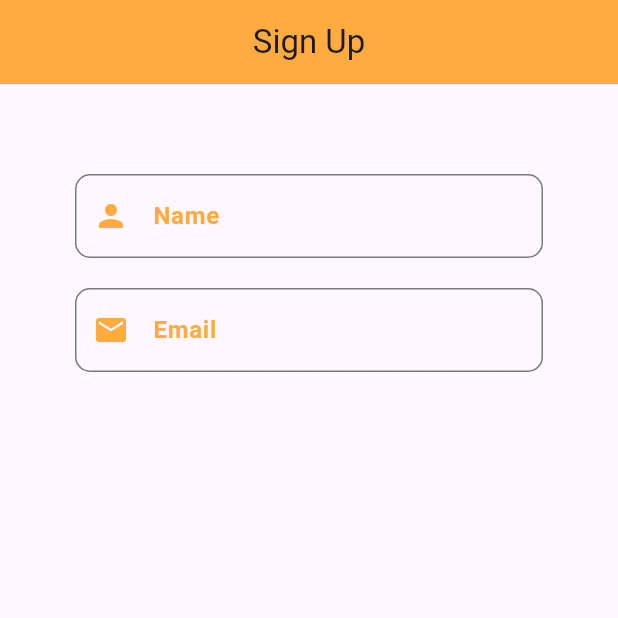
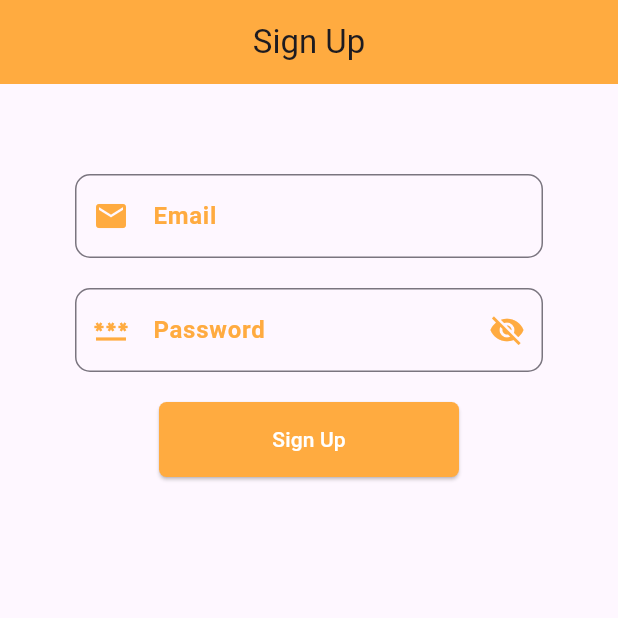
Before and after one commit to SRAABIA/rest_api, a Flutter app: the screen it shows after launch, on a phone screen of 412 x 824 dp, the top half of it. Run offline on Flutter 3.47's test engine with Material 3 defaults, Android fonts, the phone set to English and light mode, and no system bars.

Commit message:
signup POST API Updated

```diff
--- a/lib/signup.dart
+++ b/lib/signup.dart
@@ -1,4 +1,7 @@
+import 'dart:convert';
+
 import 'package:flutter/material.dart';
+import 'package:http/http.dart' as http;
 
 class SignUp extends StatefulWidget {
   const SignUp({super.key});
@@ -8,6 +11,36 @@ class SignUp extends StatefulWidget {
 }
 
 class _SignUpState extends State<SignUp> {
+  TextEditingController emailController = TextEditingController();
+  TextEditingController passwordController = TextEditingController();
+  void login(String email, String password) async{
+    try{
+      http.Response response = await http.post(
+        Uri.parse("https://reqres.in/api/register"),
+          headers: {
+            "x-api-key": "reqres-free-v1"
+          },
+        body: { //he API expects x-www-form-urlencoded, then just keep body: {...}
+          "email": email,
+          "password": password,
+        },
+      );
+      if(response.statusCode == 200){
+        var data = jsonDecode(response.body.toString());
+        print(data);
+        print("Successfully signed in!");
+      }
+      else{
+        throw Exception("Incorrect email or password");
+      }
+    }
+    catch(e){
+      print(e.toString());
+
+    }
+  }
+
+
   @override
   Widget build(BuildContext context) {
     return Scaffold(
@@ -30,36 +63,10 @@ class _SignUpState extends State<SignUp> {
                 Padding(
                   padding:  EdgeInsets.symmetric(horizontal: 50),
                   child: TextFormField(
-                    decoration: InputDecoration(
-                      labelText: 'Name',
-                      labelStyle: TextStyle(
-                        color: Colors.orangeAccent,
-                        fontWeight: FontWeight.bold,
-
-                      ),
-                      border: OutlineInputBorder(
-                        borderRadius: BorderRadius.circular(10),
-                      ),
-                      focusedBorder: OutlineInputBorder(
-                        borderRadius: BorderRadius.circular(10),
-                        borderSide: BorderSide(color: Colors.orangeAccent),
-                      ),
-                      prefixIcon: Icon(
-                        Icons.person,
-                        color: Colors.orangeAccent,
-                      ),
-                    ),
-                  ),
-                ),
-                SizedBox(
-                  height: 20,
-
-                ),
-                Padding(
-                  padding:  EdgeInsets.symmetric(horizontal: 50),
-                  child: TextFormField(
+                    controller: emailController,
                     decoration: InputDecoration(
                       labelText: 'Email',
+
                       labelStyle: TextStyle(
                         color: Colors.orangeAccent,
                         fontWeight: FontWeight.bold,
@@ -78,6 +85,26 @@ class _SignUpState extends State<SignUp> {
                       ),
                     ),
                   ),
+                ),
+                SizedBox(
+                  height: 20,
+
+                ),
+                Password(passwordController: passwordController),
+                SizedBox(height: 20,),
+                ElevatedButton(
+                  onPressed: () {
+                    login(emailController.text.toString(), passwordController.text.toString());
+                  },
+                  child: Text("Sign Up",style: TextStyle(color: Colors.white),),
+                  style: ElevatedButton.styleFrom(
+                    backgroundColor: Colors.orangeAccent,
+                    fixedSize: Size(200, 50),
+
+                    shape: RoundedRectangleBorder(
+                      borderRadius: BorderRadius.circular(5),
+                    ),
+                  )
                 )
               ],
             ),
@@ -86,3 +113,59 @@ class _SignUpState extends State<SignUp> {
     );
   }
 }
+
+class Password extends StatefulWidget {
+  TextEditingController passwordController = TextEditingController();
+
+  Password({super.key, required this.passwordController});
+
+  @override
+  State<Password> createState() => _PasswordState();
+}
+
+class _PasswordState extends State<Password> {
+  bool _obscureText = true;
+  @override
+  Widget build(BuildContext context) {
+    return Padding(
+      padding:  EdgeInsets.symmetric(horizontal: 50),
+      child: TextFormField(
+        controller: widget.passwordController,
+        obscureText: _obscureText,
+        decoration: InputDecoration(
+          labelText: 'Password',
+          labelStyle: TextStyle(
+            color: Colors.orangeAccent,
+            fontWeight: FontWeight.bold,
+
+          ),
+          border: OutlineInputBorder(
+            borderRadius: BorderRadius.circular(10),
+          ),
+          focusedBorder: OutlineInputBorder(
+            borderRadius: BorderRadius.circular(10),
+            borderSide: BorderSide(color: Colors.orangeAccent),
+          ),
+          prefixIcon: Icon(
+            Icons.password,
+            color: Colors.orangeAccent,
+          ),
+          suffixIcon: IconButton(
+              icon: Icon(
+
+                _obscureText ? Icons.visibility_off : Icons.visibility,
+                color: Colors.orangeAccent,
+              ),
+            onPressed: () {
+                // print("Password visibility changed to ${_obscureText ? "Visible" : "Hidden"}");
+              setState(() {
+              _obscureText = !_obscureText; // toggle visibility
+              }
+              );
+            }
+          ),
+        ),
+      ),
+    );
+  }
+}
--- a/pubspec.yaml
+++ b/pubspec.yaml
@@ -35,6 +35,8 @@ dependencies:
   # Use with the CupertinoIcons class for iOS style icons.
   cupertino_icons: ^1.0.8
   http: ^1.5.0
+  modal_progress_hud_nsn: ^0.5.0
+
 
 
 dev_dependencies:
```
Also changed, not shown: pubspec.lock, 1 other file.
